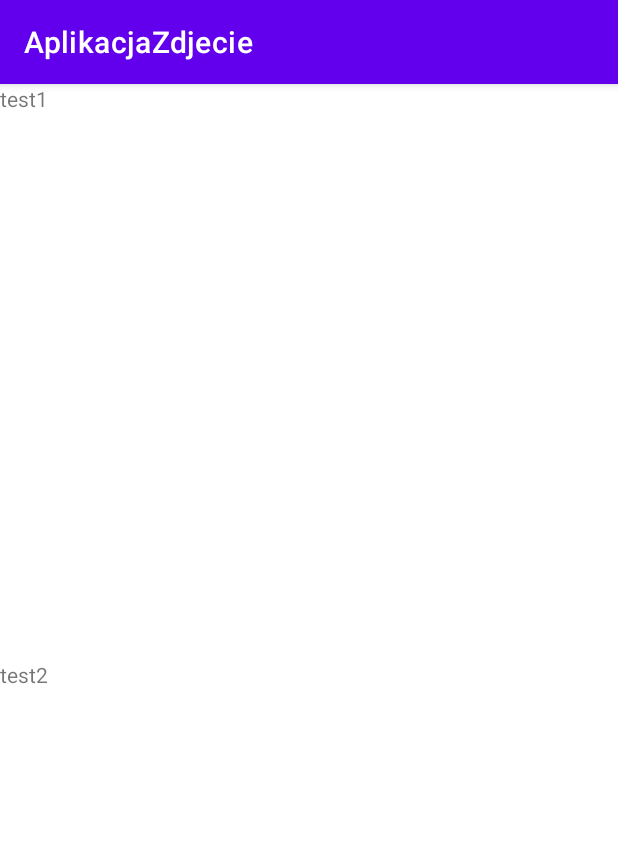
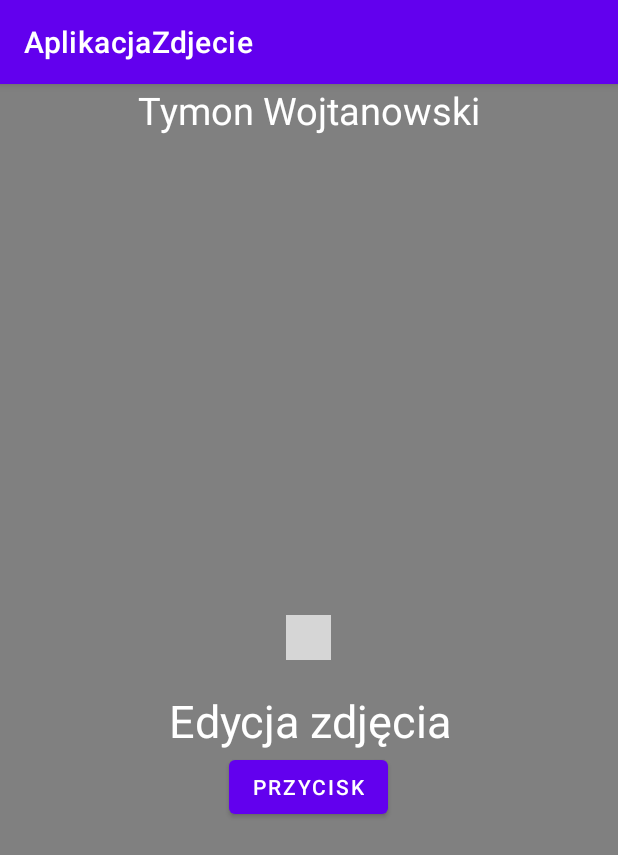
Before and after one commit to Exr3d/AplikacjaZdjecie, an Android app: the screen it shows after launch (MainActivity), on a phone screen of 412 x 824 dp. Shown: the top 855 px of the screen. Run offline under Robolectric (Android 15) with nearby library versions, the phone set to English and light mode, and no system bars; grey boxes are pictures that could not be loaded.

Commit message:
Konczenie layout'u

```diff
--- a/app/src/main/res/layout/activity_main.xml
+++ b/app/src/main/res/layout/activity_main.xml
@@ -5,7 +5,8 @@
     android:layout_width="match_parent"
     android:layout_height="match_parent"
     tools:context=".MainActivity"
-    android:orientation="vertical">
+    android:orientation="vertical"
+    android:background="#808080">
 
 
 
@@ -13,22 +14,52 @@
             android:layout_width="match_parent"
             android:layout_weight="1"
             android:layout_height="0dp"
+            android:orientation="vertical"
             >
             <TextView
                 android:layout_width="match_parent"
-                android:layout_height="match_parent"
-                android:text="test1"/>
+                android:layout_height="0dp"
+                android:layout_weight="1"
+                android:text="Tymon Wojtanowski"
+                android:gravity="center_horizontal"
+                android:textSize="25dp"
+                android:textColor="@color/white"
+                />
+            //max wysokosc obrazka 330 dp
+            //minimalna 30
+            <ImageView
+                android:layout_width="30dp"
+                android:layout_height="30dp"
+                android:layout_weight="0"
+                android:layout_gravity="center"
+                android:id="@+id/obrazek"
+                android:src="@drawable/zdjecie"
+                android:padding="10dp"
+                />
 
         </LinearLayout>
         <LinearLayout
             android:layout_width="match_parent"
             android:layout_weight="1"
-             android:layout_height="0dp">
+             android:layout_height="0dp"
+            android:orientation="vertical">
 
             <TextView
                 android:layout_width="match_parent"
-                android:layout_height="match_parent"
-                android:text="test2"/>
+                android:layout_height="wrap_content"
+                android:text="Edycja zdjęcia"
+                android:gravity="center_horizontal"
+                android:textSize="30dp"
+                android:layout_marginTop="20dp"
+                android:textColor="@color/white"
+                />
+            <Button
+                android:layout_width="wrap_content"
+                android:layout_height="wrap_content"
+                android:text="Przycisk"
+                android:layout_gravity="center_horizontal"
+                android:onClick="klikTest"
+                />
 
         </LinearLayout>
 
```
